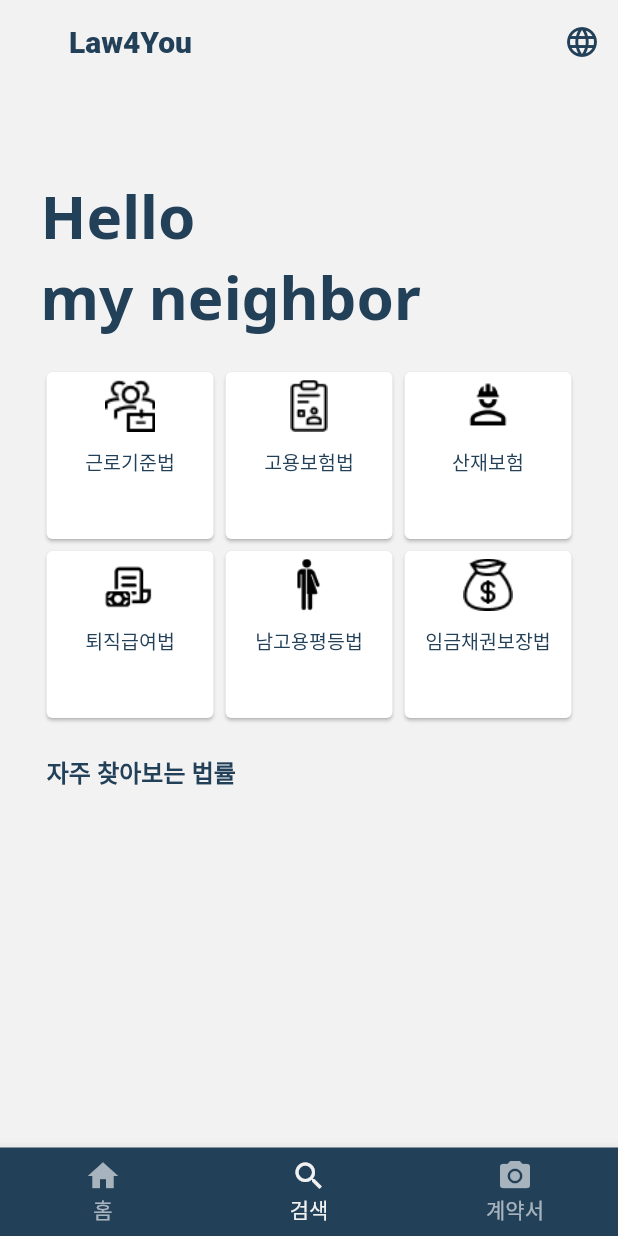
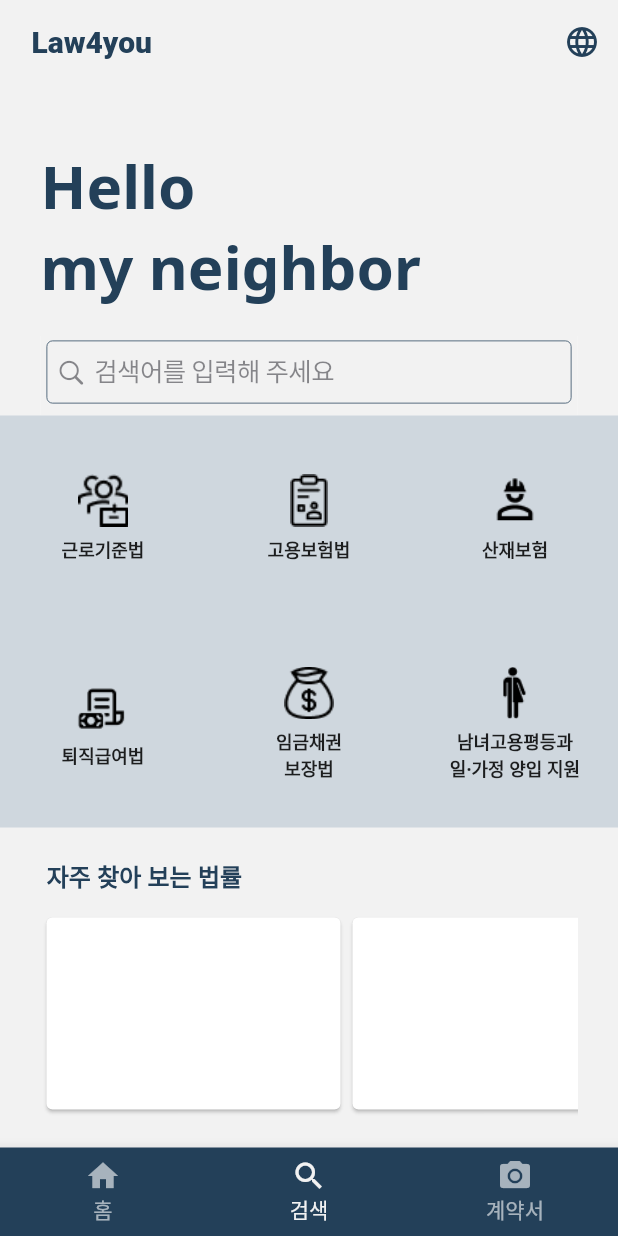
Before and after one commit to GDSC-SWU/2023-MigrantLaw-SolutionChallenge, a Flutter app: the screen it shows after launch, item 2 of the bottom bar chosen, on a phone screen of 412 x 824 dp. Run offline on Flutter 3.47's test engine with Material 2 defaults, Android fonts, the phone set to English and light mode, and no system bars.

Commit message:
feat: 홈 UI 서치바 UI 전까지 모두 완료

```diff
--- a/frontend/lib/const/color.dart
+++ b/frontend/lib/const/color.dart
@@ -7,6 +7,7 @@ const PRIMARY_COLOR = Color(0xFF234059);
 const SECONDARY_COLOR1 = Color(0xFFD98D30);
 const SECONDARY_COLOR2 = Color(0xFFF2B66D);
 const SECONDARY_COLOR3 = Color(0xFFD99559);
+const SECONDARY_COLOR4 = Color(0xFFCFD7DE);
 
 // 글자 색상 (화이트, 블랙)
 const BODY_TEXT_COLOR = Color(0xFFF2F2F2);
--- a/frontend/lib/home/screen/home_detail_page.dart
+++ b/frontend/lib/home/screen/home_detail_page.dart
@@ -1,4 +1,5 @@
 import 'package:flutter/material.dart';
+import 'package:flutter/services.dart';
 import 'package:migrant_law_solutionchallenge/const/color.dart';
 
 const List<Tab> tabs = <Tab>[
@@ -6,8 +7,8 @@ const List<Tab> tabs = <Tab>[
   Tab(text: '고용보험법'),
   Tab(text: '산재보험'),
   Tab(text: '퇴직급여법'),
-  Tab(text: '남녀고용평등법'),
   Tab(text: '임금채권보장법'),
+  Tab(text: '남녀고용평등'),
 ];
 
 class HomeDetailPage extends StatefulWidget {
@@ -26,6 +27,7 @@ class _HomeDetailPageState extends State<HomeDetailPage> {
 
   @override
   Widget build(BuildContext context) {
+    SystemChrome.setSystemUIOverlayStyle(SystemUiOverlayStyle.light);
     return DefaultTabController(
       length: tabs.length,
       child: Builder(builder: (BuildContext context) {
--- a/frontend/lib/home/screen/home_sceen.dart
+++ b/frontend/lib/home/screen/home_sceen.dart
@@ -1,13 +1,17 @@
 import 'package:flutter/material.dart';
+import 'package:flutter/services.dart';
 import 'package:migrant_law_solutionchallenge/home/screen/home_detail_page.dart';
 import '../../const/color.dart';
+import '../widget/home_searchbar.dart';
 
 class HomeScreen extends StatelessWidget {
   const HomeScreen({Key? key}) : super(key: key);
 
   @override
   Widget build(BuildContext context) {
-    return Scaffold(
+    SystemChrome.setSystemUIOverlayStyle(SystemUiOverlayStyle.dark);
+    return SafeArea(
+      child: Scaffold(
         appBar: AppBar(
           actions: [
             IconButton(
@@ -19,17 +23,17 @@ class HomeScreen extends StatelessWidget {
           ],
           elevation: 0,
           centerTitle: false,
-        titleTextStyle: TextStyle(
+          titleTextStyle: const TextStyle(
             fontSize: 23,
             fontWeight: FontWeight.w700,
             color: PRIMARY_COLOR,
           ),
           foregroundColor: PRIMARY_COLOR,
           backgroundColor: BODY_TEXT_COLOR,
-        title: Padding(
-          padding: const EdgeInsets.only(left: 30.0),
-          child: const Text(
-            "Law4You",
+          title: const Padding(
+            padding: EdgeInsets.only(left: 5.0),
+            child: Text(
+              "Law4you",
               style: TextStyle(
                 fontSize: 20.0,
                 fontWeight: FontWeight.w800,
@@ -38,15 +42,17 @@ class HomeScreen extends StatelessWidget {
           ),
         ),
         backgroundColor: BODY_TEXT_COLOR,
-      body: Padding(
-        padding: const EdgeInsets.symmetric(horizontal: 27.0, vertical: 60.0),
-        child: Column(
-          children: [
-            _Head(),
-            SizedBox(height: 20.0),
+        body: ListView(
+          padding: const EdgeInsets.symmetric(vertical: 40.0),
+          scrollDirection: Axis.vertical,
+          shrinkWrap: true,
+          children: <Widget>[
+            const _Head(),
+            const SizedBox(height: 20.0),
+            const HomeSearchBar(),
             _Body(),
-            SizedBox(height: 20.0),
-            _Bottom(),
+            const SizedBox(height: 20.0),
+            const _Bottom(),
           ],
         ),
       ),
@@ -59,10 +65,11 @@ class _Head extends StatelessWidget {
 
   @override
   Widget build(BuildContext context) {
-    return Container(
+    return Padding(
+      padding: const EdgeInsets.symmetric(horizontal: 27.0),
       child: Row(
         mainAxisAlignment: MainAxisAlignment.start,
-        children: [
+        children: const [
           Text(
             "Hello\nmy neighbor",
             style: TextStyle(
@@ -80,12 +87,11 @@ class _Head extends StatelessWidget {
 class _Body extends StatelessWidget {
   _Body({Key? key}) : super(key: key);
 
-  @override
   // 텍스트 스타일
-  final textStyle = TextStyle(
-    color: PRIMARY_COLOR,
-    fontSize: 13.0,
-    fontWeight: FontWeight.w500,
+  final textStyle = const TextStyle(
+    color: Colors.black87,
+    fontSize: 12.0,
+    fontWeight: FontWeight.w700,
   );
 
   final cardNameList = <String>[
@@ -93,23 +99,25 @@ class _Body extends StatelessWidget {
     '고용보험법',
     '산재보험',
     '퇴직급여법',
-    '남고용평등법',
-    '임금채권보장법',
+    '임금채권\n보장법',
+    '남녀고용평등과\n일·가정 양입 지원',
   ];
 
-  final imgList = <String> [
+  final imgList = <String>[
     'labor_standards.png',
     'employment_insurance.png',
     'safety_insurance.png',
     'retirement.png',
+    'wage_claim.png',
     'equality.png',
-    'wage_claim.png',
   ];
 
   @override
   Widget build(BuildContext context) {
     return Container(
-      color: BODY_TEXT_COLOR,
+      decoration: BoxDecoration(
+        color: SECONDARY_COLOR4,
+      ),
       child: GridView.count(
         shrinkWrap: true,
         physics: const NeverScrollableScrollPhysics(),
@@ -118,6 +126,8 @@ class _Body extends StatelessWidget {
           6,
           (index) {
             return Card(
+              color: SECONDARY_COLOR4,
+              elevation: 0,
               child: InkWell(
                 onTap: () {
                   Navigator.of(context)
@@ -129,20 +139,17 @@ class _Body extends StatelessWidget {
                 },
                 child: Container(
                   alignment: Alignment.center,
-                  //width: MediaQuery.of(context).size.width,
-                  margin: EdgeInsets.all(5.0),
-                  width: 100.00,
+                  width: MediaQuery.of(context).size.width,
                   height: 100.00,
                   child: Column(
+                    mainAxisAlignment: MainAxisAlignment.center,
                     children: [
-                      Container(
-                        child: Image.asset(
+                      Image.asset(
                         'assets/images/${imgList[index]}',
                         height: 35.0,
-                          fit: BoxFit.fill,
+                        fit: BoxFit.cover,
                       ),
-                      ),
-                      SizedBox(height: 10.0),
+                      const SizedBox(height: 6.0),
                       Text(
                         cardNameList[index],
                         textAlign: TextAlign.center,
@@ -165,22 +172,64 @@ class _Bottom extends StatelessWidget {
 
   @override
   Widget build(BuildContext context) {
-    return Column(
+    return Padding(
+      padding: const EdgeInsets.symmetric(horizontal: 27.0),
+      child: Expanded(
+        child: Column(
+          mainAxisAlignment: MainAxisAlignment.start,
+          mainAxisSize: MainAxisSize.min,
           children: [
             Row(
-          mainAxisAlignment: MainAxisAlignment.start,
-          children: [
+              children: const [
                 Text(
-              " 자주 찾아보는 법률 ",
+                  " 자주 찾아 보는 법률 ",
                   style: TextStyle(
                     color: PRIMARY_COLOR,
                     fontSize: 16.0,
-                fontWeight: FontWeight.w600,
+                    fontWeight: FontWeight.w800,
                   ),
                 ),
               ],
+            ),
+            const SizedBox(height: 12.0),
+            SingleChildScrollView(
+              scrollDirection: Axis.horizontal,
+              child: Row(
+                children: [
+                  Card(
+                    clipBehavior: Clip.hardEdge,
+                    child: InkWell(
+                      splashColor: Colors.blue.withAlpha(30),
+                      onTap: () {
+                        debugPrint('Card1 tapped.');
+                      },
+                      child: const SizedBox(
+                        width: 196,
+                        height: 128,
+                        child: Text(''),
+                      ),
+                    ),
+                  ),
+                  Card(
+                    clipBehavior: Clip.hardEdge,
+                    child: InkWell(
+                      splashColor: Colors.blue.withAlpha(30),
+                      onTap: () {
+                        debugPrint('Card2 tapped.');
+                      },
+                      child: const SizedBox(
+                        width: 196,
+                        height: 128,
+                        child: Text(""),
+                      ),
+                    ),
+                  ),
+                ],
+              ),
             )
           ],
+        ),
+      ),
     );
   }
 }
--- a/frontend/lib/home/screen/navigation_screen.dart
+++ b/frontend/lib/home/screen/navigation_screen.dart
@@ -17,9 +17,9 @@ class _NavigationScreenState extends State<NavigationScreen> {
 
   // 네비게이션 탭 화면
   final List<Widget> _widgetOptions = <Widget>[
-    DownloadFileScreen(),
-    HomeScreen(),
-    ContractSceen(),
+    const DownloadFileScreen(),
+    const HomeScreen(),
+    const ContractSceen(),
   ];
 
   @override
@@ -29,11 +29,11 @@ class _NavigationScreenState extends State<NavigationScreen> {
       body: SafeArea(
         child: _widgetOptions.elementAt(currentIndex),
       ),
-      bottomNavigationBar: _BottomNavigation(),
+      bottomNavigationBar: _bottomNavigation(),
     );
   }
 
-  Widget _BottomNavigation() {
+  Widget _bottomNavigation() {
     return BottomNavigationBar(
       backgroundColor: PRIMARY_COLOR,
       unselectedItemColor: Colors.white60,
@@ -42,7 +42,7 @@ class _NavigationScreenState extends State<NavigationScreen> {
       unselectedFontSize: 14,
       onTap: (int index) {
         setState(() {
-          this.currentIndex = index;
+          currentIndex = index;
         });
       },
       currentIndex: currentIndex,
--- /dev/null
+++ b/frontend/lib/home/widget/home_searchbar.dart
@@ -0,0 +1,74 @@
+import 'package:flutter/cupertino.dart';
+import 'package:flutter/material.dart';
+import 'package:migrant_law_solutionchallenge/const/color.dart';
+
+class HomeSearchBar extends StatefulWidget {
+  const HomeSearchBar({super.key});
+
+  @override
+  State<HomeSearchBar> createState() => _HomeSearchBarState();
+}
+
+class _HomeSearchBarState extends State<HomeSearchBar> {
+  String text = '';
+
+  @override
+  Widget build(BuildContext context) {
+    return Padding(
+      padding: const EdgeInsets.symmetric(horizontal: 27.0),
+      child: CupertinoPageScaffold(
+        child: Center(
+          child: Container(
+            color: BODY_TEXT_COLOR,
+            child: Column(
+              mainAxisAlignment: MainAxisAlignment.center,
+              children: <Widget>[
+                // 서치바에 어떤 글자를 검색하는지 알 수 있음
+                // Text(text),
+                Padding(
+                  padding: const EdgeInsets.only(left: 4.0, right: 4.0, top: 3.0, bottom: 8.0),
+                  child: SearchTextField(
+                    fieldValue: (String value) {
+                      setState(() {
+                        text = value;
+                      });
+                    },
+                  ),
+                ),
+              ],
+            ),
+          ),
+        ),
+      ),
+    );
+  }
+}
+
+class SearchTextField extends StatelessWidget {
+  const SearchTextField({
+    super.key,
+    required this.fieldValue,
+  });
+
+  final ValueChanged<String> fieldValue;
+
+  @override
+  Widget build(BuildContext context) {
+    return CupertinoSearchTextField(
+      placeholder: "검색어를 입력해 주세요",
+      decoration: BoxDecoration(
+        border: Border.all(
+          width: 0.5,
+          color: PRIMARY_COLOR,
+        ),
+        borderRadius: BorderRadius.circular(4),
+      ),
+      onChanged: (String value) {
+        fieldValue('The text has changed to: $value');
+      },
+      onSubmitted: (String value) {
+        fieldValue('Submitted text: $value');
+      },
+    );
+  }
+}
```
Also changed, not shown: 31 other files. Lines whose indentation alone changed are shown as unchanged.
